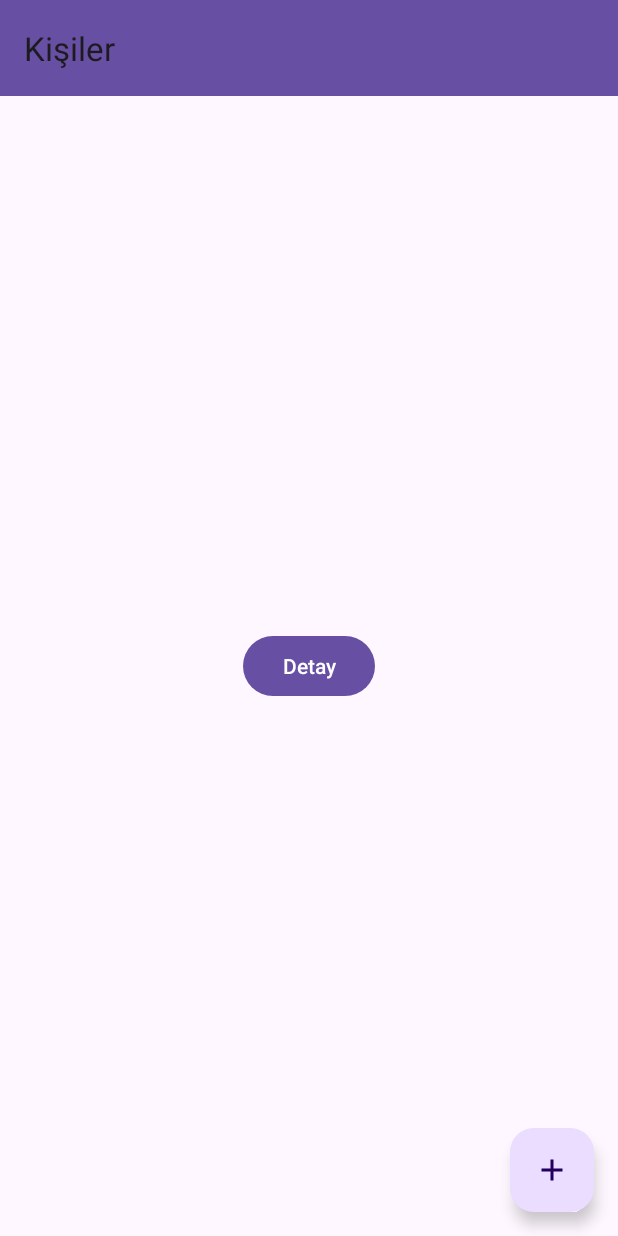
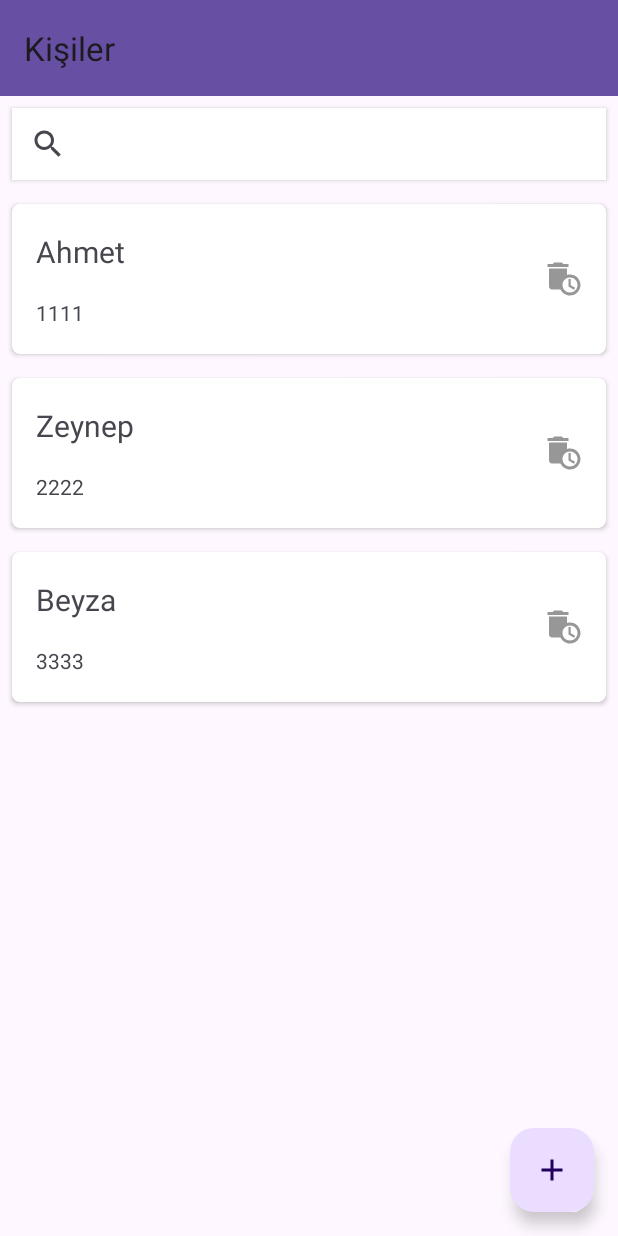
Before and after one commit to BerkeBuyukkopru/Android-Gelistirme-Bootcamp, an Android app: the screen it shows after launch (MainActivity), on a phone screen of 412 x 824 dp. Run offline under Robolectric (Android 15) with nearby library versions, the phone set to English and light mode, and no system bars.

Commit message:
kisiler uygulamasi

```diff
--- a/KisilerUygulamasi/app/src/main/java/com/example/kisileruygulamasi/MainActivity.kt
+++ b/KisilerUygulamasi/app/src/main/java/com/example/kisileruygulamasi/MainActivity.kt
@@ -9,9 +9,6 @@ import androidx.core.view.WindowInsetsCompat
 class MainActivity : AppCompatActivity() {
     override fun onCreate(savedInstanceState: Bundle?) {
         super.onCreate(savedInstanceState)
-
-
         setContentView(R.layout.activity_main)
-
     }
 }
--- a/KisilerUygulamasi/app/src/main/java/com/example/kisileruygulamasi/data/entity/Kisiler.kt
+++ b/KisilerUygulamasi/app/src/main/java/com/example/kisileruygulamasi/data/entity/Kisiler.kt
@@ -2,5 +2,7 @@ package com.example.kisileruygulamasi.data.entity
 
 import java.io.Serializable
 
-data class Kisiler (var kisi_id: Int, var kisi_ad: String, var kisi_tel: String): Serializable {
+data class Kisiler(var kisi_id:Int,
+                   var kisi_ad: String,
+                   var kisi_tel: String) : Serializable {
 }
--- /dev/null
+++ b/KisilerUygulamasi/app/src/main/java/com/example/kisileruygulamasi/ui/adapter/KisilerAdapter.kt
@@ -0,0 +1,51 @@
+package com.example.kisileruygulamasi.ui.adapter
+
+import android.content.Context
+import android.util.Log
+import android.view.LayoutInflater
+import android.view.ViewGroup
+import androidx.navigation.Navigation
+import androidx.recyclerview.widget.RecyclerView
+import com.example.kisileruygulamasi.data.entity.Kisiler
+import com.example.kisileruygulamasi.databinding.CardTasarimBinding
+import com.example.kisileruygulamasi.databinding.FragmentAnasayfaBinding
+import com.example.kisileruygulamasi.ui.fragment.AnasayfaFragmentDirections
+import com.google.android.material.snackbar.Snackbar
+
+class KisilerAdapter(var mContext: Context,var kisilerListesi: List<Kisiler>)
+    : RecyclerView.Adapter<KisilerAdapter.CardTasarimTutucu>() {
+
+    inner class CardTasarimTutucu(var tasarim: CardTasarimBinding) : RecyclerView.ViewHolder(tasarim.root)
+
+    override fun onCreateViewHolder(parent: ViewGroup, viewType: Int): CardTasarimTutucu {
+        val tasarim = CardTasarimBinding.inflate(LayoutInflater.from(mContext), parent, false)
+        return CardTasarimTutucu(tasarim)
+    }
+
+    override fun onBindViewHolder(holder: CardTasarimTutucu, position: Int) {
+        val kisi = kisilerListesi.get(position)//0,1,2
+        val t = holder.tasarim
+        t.textViewKisiAd.text = kisi.kisi_ad
+        t.textViewKisiTel.text = kisi.kisi_tel
+
+        t.cardViewSatir.setOnClickListener {
+            val gecis = AnasayfaFragmentDirections.kisiDetayGecis(kisi = kisi)
+            Navigation.findNavController(it).navigate(gecis)
+        }
+
+        t.imageViewSil.setOnClickListener {
+            Snackbar.make(it,"${kisi.kisi_ad} silinsin mi?", Snackbar.LENGTH_SHORT)
+                .setAction("EVET") {
+                    sil(kisi.kisi_id)
+                }.show()
+        }
+    }
+
+    override fun getItemCount(): Int {
+        return kisilerListesi.size
+    }
+
+    fun sil(kisi_id:Int){
+        Log.e("Kişi Sil",kisi_id.toString())
+    }
+}
--- /dev/null
+++ b/KisilerUygulamasi/app/src/main/java/com/example/kisileruygulamasi/ui/fragment/AnasayfaFragment.kt
@@ -0,0 +1,67 @@
+package com.example.kisileruygulamasi.ui.fragment
+
+import android.os.Bundle
+import android.util.Log
+import androidx.fragment.app.Fragment
+import android.view.LayoutInflater
+import android.view.View
+import android.view.ViewGroup
+import android.widget.SearchView
+import androidx.navigation.Navigation
+import androidx.recyclerview.widget.LinearLayoutManager
+import androidx.recyclerview.widget.StaggeredGridLayoutManager
+import com.example.kisileruygulamasi.R
+import com.example.kisileruygulamasi.data.entity.Kisiler
+import com.example.kisileruygulamasi.databinding.FragmentAnasayfaBinding
+import com.example.kisileruygulamasi.ui.adapter.KisilerAdapter
+
+
+class AnasayfaFragment : Fragment() {
+    private lateinit var binding: FragmentAnasayfaBinding
+    override fun onCreateView(
+        inflater: LayoutInflater, container: ViewGroup?,
+        savedInstanceState: Bundle?
+    ): View? {
+        binding = FragmentAnasayfaBinding.inflate(inflater, container, false)
+
+        binding.fab.setOnClickListener {
+            Navigation.findNavController(it).navigate(R.id.kisiKayitGecis)
+        }
+
+        val kisilerListesi = ArrayList<Kisiler>()
+        val k1 = Kisiler(1,"Ahmet","1111")
+        val k2 = Kisiler(2,"Zeynep","2222")
+        val k3 = Kisiler(3,"Beyza","3333")
+        kisilerListesi.add(k1)
+        kisilerListesi.add(k2)
+        kisilerListesi.add(k3)
+
+        val kisilerAdapter = KisilerAdapter(requireContext(),kisilerListesi)
+        binding.kisilerRv.adapter = kisilerAdapter
+
+        binding.kisilerRv.layoutManager = LinearLayoutManager(requireContext())
+
+        binding.searchView.setOnQueryTextListener(object : SearchView.OnQueryTextListener{
+            override fun onQueryTextChange(newText: String): Boolean {//Harf girdikçe ve sildikçe
+                ara(newText)
+                return true
+            }
+
+            override fun onQueryTextSubmit(query: String): Boolean {//Ara buttonuna basılınca
+                ara(query)
+                return true
+            }
+        })
+
+        return binding.root
+    }
+
+    fun ara(aramaKelimesi:String){
+        Log.e("Kişi Ara",aramaKelimesi)
+    }
+
+    override fun onResume() {
+        super.onResume()
+        Log.e("Kişi Anasayfaya","Dönüldü")
+    }
+}
--- /dev/null
+++ b/KisilerUygulamasi/app/src/main/java/com/example/kisileruygulamasi/ui/fragment/KisiDetayFragment.kt
@@ -0,0 +1,40 @@
+package com.example.kisileruygulamasi.ui.fragment
+
+import android.os.Bundle
+import android.util.Log
+import androidx.fragment.app.Fragment
+import android.view.LayoutInflater
+import android.view.View
+import android.view.ViewGroup
+import androidx.navigation.fragment.navArgs
+import com.example.kisileruygulamasi.R
+import com.example.kisileruygulamasi.databinding.FragmentKisiDetayBinding
+
+
+class KisiDetayFragment : Fragment() {
+    private lateinit var binding: FragmentKisiDetayBinding
+    override fun onCreateView(
+        inflater: LayoutInflater, container: ViewGroup?,
+        savedInstanceState: Bundle?
+    ): View? {
+        binding = FragmentKisiDetayBinding.inflate(inflater, container, false)
+
+        val bundle: KisiDetayFragmentArgs by navArgs()
+        val gelenKisi = bundle.kisi
+
+        binding.editTextKisiAd.setText(gelenKisi.kisi_ad)
+        binding.editTextKisiTel.setText(gelenKisi.kisi_tel)
+
+        binding.buttonGuncelle.setOnClickListener {
+            val kisi_ad = binding.editTextKisiAd.text.toString()
+            val kisi_tel = binding.editTextKisiTel.text.toString()
+            guncelle(gelenKisi.kisi_id,kisi_ad,kisi_tel)
+        }
+
+        return binding.root
+    }
+
+    fun guncelle(kisi_id:Int,kisi_ad: String,kisi_tel: String){
+        Log.e("Kişi Güncelle","$kisi_id - $kisi_ad - $kisi_tel")
+    }
+}
--- /dev/null
+++ b/KisilerUygulamasi/app/src/main/java/com/example/kisileruygulamasi/ui/fragment/KisiKayitFragment.kt
@@ -0,0 +1,32 @@
+package com.example.kisileruygulamasi.ui.fragment
+
+import android.os.Bundle
+import android.util.Log
+import androidx.fragment.app.Fragment
+import android.view.LayoutInflater
+import android.view.View
+import android.view.ViewGroup
+import com.example.kisileruygulamasi.R
+import com.example.kisileruygulamasi.databinding.FragmentKisiKayitBinding
+
+class KisiKayitFragment : Fragment() {
+    private lateinit var binding: FragmentKisiKayitBinding
+    override fun onCreateView(
+        inflater: LayoutInflater, container: ViewGroup?,
+        savedInstanceState: Bundle?
+    ): View? {
+        binding = FragmentKisiKayitBinding.inflate(inflater, container, false)
+
+        binding.buttonKaydet.setOnClickListener {
+            val kisi_ad = binding.editTextKisiAd.text.toString()
+            val kisi_tel = binding.editTextKisiTel.text.toString()
+            kaydet(kisi_ad,kisi_tel)
+        }
+
+        return binding.root
+    }
+
+    fun kaydet(kisi_ad: String,kisi_tel: String){
+        Log.e("Kişi Kaydet","$kisi_ad - $kisi_tel")
+    }
+}
--- /dev/null
+++ b/KisilerUygulamasi/app/src/main/res/drawable/sil_resim.xml
@@ -0,0 +1,9 @@
+<vector xmlns:android="http://schemas.android.com/apk/res/android" android:height="24dp" android:tint="#979797" android:viewportHeight="24" android:viewportWidth="24" android:width="24dp">
+
+    <path android:fillColor="@android:color/white" android:pathData="M15,2l-3.5,0l-1,-1l-5,0l-1,1l-3.5,0l0,2l14,0z"/>
+
+    <path android:fillColor="@android:color/white" android:pathData="M16,9c-0.7,0 -1.37,0.1 -2,0.29V5H2v12c0,1.1 0.9,2 2,2h5.68c1.12,2.36 3.53,4 6.32,4c3.87,0 7,-3.13 7,-7C23,12.13 19.87,9 16,9zM16,21c-2.76,0 -5,-2.24 -5,-5s2.24,-5 5,-5s5,2.24 5,5S18.76,21 16,21z"/>
+
+    <path android:fillColor="@android:color/white" android:pathData="M16.5,12l-1.5,0l0,5l3.6,2.1l0.8,-1.2l-2.9,-1.7z"/>
+
+</vector>
--- a/KisilerUygulamasi/app/src/main/res/layout/activity_main.xml
+++ b/KisilerUygulamasi/app/src/main/res/layout/activity_main.xml
@@ -2,13 +2,13 @@
 <androidx.constraintlayout.widget.ConstraintLayout xmlns:android="http://schemas.android.com/apk/res/android"
     xmlns:app="http://schemas.android.com/apk/res-auto"
     xmlns:tools="http://schemas.android.com/tools"
-    android:id="@+id/fab"
+    android:id="@+id/main"
     android:layout_width="match_parent"
     android:layout_height="match_parent"
     tools:context=".MainActivity">
 
     <androidx.fragment.app.FragmentContainerView
-        android:id="@+id/fragmentContainerView2"
+        android:id="@+id/fragmentContainerView"
         android:name="androidx.navigation.fragment.NavHostFragment"
         android:layout_width="0dp"
         android:layout_height="0dp"
--- /dev/null
+++ b/KisilerUygulamasi/app/src/main/res/layout/card_tasarim.xml
@@ -0,0 +1,54 @@
+<?xml version="1.0" encoding="utf-8"?>
+<LinearLayout xmlns:android="http://schemas.android.com/apk/res/android"
+    xmlns:app="http://schemas.android.com/apk/res-auto"
+    xmlns:tools="http://schemas.android.com/tools"
+    android:layout_width="match_parent"
+    android:layout_height="wrap_content"
+    android:orientation="vertical">
+
+    <androidx.cardview.widget.CardView
+        android:id="@+id/cardViewSatir"
+        android:layout_width="match_parent"
+        android:layout_height="100dp"
+        android:layout_margin="8dp"
+        app:cardCornerRadius="5dp">
+
+        <androidx.constraintlayout.widget.ConstraintLayout
+            android:layout_width="match_parent"
+            android:layout_height="match_parent">
+
+            <ImageView
+                android:id="@+id/imageViewSil"
+                android:layout_width="wrap_content"
+                android:layout_height="wrap_content"
+                android:layout_marginEnd="16dp"
+                app:layout_constraintBottom_toBottomOf="parent"
+                app:layout_constraintEnd_toEndOf="parent"
+                app:layout_constraintTop_toTopOf="parent"
+                app:layout_constraintVertical_bias="0.5"
+                app:srcCompat="@drawable/sil_resim" />
+
+            <TextView
+                android:id="@+id/textViewKisiAd"
+                android:layout_width="wrap_content"
+                android:layout_height="wrap_content"
+                android:layout_marginStart="16dp"
+                android:text="TextView"
+                android:textSize="20sp"
+                app:layout_constraintBottom_toTopOf="@+id/textViewKisiTel"
+                app:layout_constraintStart_toStartOf="parent"
+                app:layout_constraintTop_toTopOf="parent" />
+
+            <TextView
+                android:id="@+id/textViewKisiTel"
+                android:layout_width="wrap_content"
+                android:layout_height="wrap_content"
+                android:layout_marginStart="16dp"
+                android:text="TextView"
+                app:layout_constraintBottom_toBottomOf="parent"
+                app:layout_constraintStart_toStartOf="parent"
+                app:layout_constraintTop_toBottomOf="@+id/textViewKisiAd" />
+
+        </androidx.constraintlayout.widget.ConstraintLayout>
+    </androidx.cardview.widget.CardView>
+</LinearLayout>
--- /dev/null
+++ b/KisilerUygulamasi/app/src/main/res/layout/fragment_anasayfa.xml
@@ -0,0 +1,57 @@
+<?xml version="1.0" encoding="utf-8"?>
+<androidx.constraintlayout.widget.ConstraintLayout xmlns:android="http://schemas.android.com/apk/res/android"
+    xmlns:app="http://schemas.android.com/apk/res-auto"
+    xmlns:tools="http://schemas.android.com/tools"
+    android:layout_width="match_parent"
+    android:layout_height="match_parent"
+    tools:context=".ui.fragment.AnasayfaFragment">
+
+    <androidx.appcompat.widget.Toolbar
+        android:id="@+id/toolbarAnasayfa"
+        android:layout_width="0dp"
+        android:layout_height="wrap_content"
+        android:background="?attr/colorPrimary"
+        android:minHeight="?attr/actionBarSize"
+        android:theme="?attr/actionBarTheme"
+        app:layout_constraintEnd_toEndOf="parent"
+        app:layout_constraintHorizontal_bias="0.5"
+        app:layout_constraintStart_toStartOf="parent"
+        app:layout_constraintTop_toTopOf="parent"
+        app:title="Kişiler" />
+
+    <com.google.android.material.floatingactionbutton.FloatingActionButton
+        android:id="@+id/fab"
+        android:layout_width="wrap_content"
+        android:layout_height="wrap_content"
+        android:layout_marginEnd="16dp"
+        android:layout_marginBottom="16dp"
+        android:clickable="true"
+        android:src="@drawable/ekle_resim"
+        app:layout_constraintBottom_toBottomOf="parent"
+        app:layout_constraintEnd_toEndOf="parent" />
+
+    <SearchView
+        android:id="@+id/searchView"
+        android:layout_width="0dp"
+        android:layout_height="wrap_content"
+        android:layout_marginStart="8dp"
+        android:layout_marginTop="8dp"
+        android:layout_marginEnd="8dp"
+        android:background="@color/white"
+        android:elevation="2dp"
+        android:queryHint="Ara"
+        app:layout_constraintEnd_toEndOf="parent"
+        app:layout_constraintStart_toStartOf="parent"
+        app:layout_constraintTop_toBottomOf="@+id/toolbarAnasayfa" />
+
+    <androidx.recyclerview.widget.RecyclerView
+        android:id="@+id/kisilerRv"
+        android:layout_width="0dp"
+        android:layout_height="0dp"
+        android:layout_marginTop="8dp"
+        app:layout_constraintBottom_toBottomOf="parent"
+        app:layout_constraintEnd_toEndOf="parent"
+        app:layout_constraintStart_toStartOf="parent"
+        app:layout_constraintTop_toBottomOf="@+id/searchView" />
+
+</androidx.constraintlayout.widget.ConstraintLayout>
--- a/KisilerUygulamasi/app/src/main/res/layout/fragment_kisi_detay.xml
+++ b/KisilerUygulamasi/app/src/main/res/layout/fragment_kisi_detay.xml
@@ -49,7 +49,7 @@
         android:layout_marginStart="32dp"
         android:layout_marginTop="64dp"
         android:layout_marginEnd="32dp"
-        android:text="Güncelle"
+        android:text="GÜNCELLE"
         app:layout_constraintEnd_toEndOf="parent"
         app:layout_constraintStart_toStartOf="parent"
         app:layout_constraintTop_toBottomOf="@+id/textInputLayout2" />
--- a/KisilerUygulamasi/app/src/main/res/layout/fragment_kisi_kayit.xml
+++ b/KisilerUygulamasi/app/src/main/res/layout/fragment_kisi_kayit.xml
@@ -4,10 +4,10 @@
     xmlns:tools="http://schemas.android.com/tools"
     android:layout_width="match_parent"
     android:layout_height="match_parent"
-    tools:context=".ui.fragnment.KisiKayitFragment" >
+    tools:context=".ui.fragment.KisiKayitFragment" >
 
     <androidx.appcompat.widget.Toolbar
-        android:id="@+id/toolbarKayit"
+        android:id="@+id/toolbarKisiKayit"
         android:layout_width="0dp"
         android:layout_height="wrap_content"
         android:background="?attr/colorPrimary"
@@ -28,7 +28,7 @@
         android:layout_marginEnd="32dp"
         app:layout_constraintEnd_toEndOf="parent"
         app:layout_constraintStart_toStartOf="parent"
-        app:layout_constraintTop_toBottomOf="@+id/toolbarKayit">
+        app:layout_constraintTop_toBottomOf="@+id/toolbarKisiKayit">
 
         <com.google.android.material.textfield.TextInputEditText
             android:id="@+id/editTextKisiAd"
@@ -49,7 +49,7 @@
         app:layout_constraintTop_toBottomOf="@+id/textInputLayout">
 
         <com.google.android.material.textfield.TextInputEditText
-            android:id="@+id/editKisiTel"
+            android:id="@+id/editTextKisiTel"
             android:layout_width="match_parent"
             android:layout_height="wrap_content"
             android:hint="Kişi Tel" />
@@ -62,7 +62,7 @@
         android:layout_marginStart="32dp"
         android:layout_marginTop="64dp"
         android:layout_marginEnd="32dp"
-        android:text="Kaydet"
+        android:text="KAYDET"
         app:layout_constraintEnd_toEndOf="parent"
         app:layout_constraintStart_toStartOf="parent"
         app:layout_constraintTop_toBottomOf="@+id/textInputLayout2" />
--- a/KisilerUygulamasi/app/src/main/res/navigation/main_activity_nav.xml
+++ b/KisilerUygulamasi/app/src/main/res/navigation/main_activity_nav.xml
@@ -3,32 +3,32 @@
     xmlns:app="http://schemas.android.com/apk/res-auto"
     xmlns:tools="http://schemas.android.com/tools"
     android:id="@+id/main_activity_nav"
-    app:startDestination="@id/anaSayfaFragment">
+    app:startDestination="@id/anasayfaFragment">
 
     <fragment
-        android:id="@+id/anaSayfaFragment"
-        android:name="com.example.kisileruygulamasi.ui.fragnment.AnaSayfaFragment"
-        android:label="fragment_ana_sayfa"
-        tools:layout="@layout/fragment_ana_sayfa" >
+        android:id="@+id/anasayfaFragment"
+        android:name="com.example.kisileruygulamasi.ui.fragment.AnasayfaFragment"
+        android:label="fragment_anasayfa"
+        tools:layout="@layout/fragment_anasayfa" >
         <action
-            android:id="@+id/anasayfaToKisiKayit"
+            android:id="@+id/kisiDetayGecis"
+            app:destination="@id/kisiDetayFragment" />
+        <action
+            android:id="@+id/kisiKayitGecis"
             app:destination="@id/kisiKayitFragment" />
-        <action
-            android:id="@+id/anasayfaToKisiDetay"
-            app:destination="@id/kisiDetayFragment" />
     </fragment>
     <fragment
-        android:id="@+id/kisiKayitFragment"
-        android:name="com.example.kisileruygulamasi.ui.fragnment.KisiKayitFragment"
-        android:label="fragment_kisi_kayit"
-        tools:layout="@layout/fragment_kisi_kayit" />
-    <fragment
         android:id="@+id/kisiDetayFragment"
-        android:name="com.example.kisileruygulamasi.ui.fragnment.KisiDetayFragment"
+        android:name="com.example.kisileruygulamasi.ui.fragment.KisiDetayFragment"
         android:label="fragment_kisi_detay"
         tools:layout="@layout/fragment_kisi_detay" >
         <argument
             android:name="kisi"
             app:argType="com.example.kisileruygulamasi.data.entity.Kisiler" />
     </fragment>
+    <fragment
+        android:id="@+id/kisiKayitFragment"
+        android:name="com.example.kisileruygulamasi.ui.fragment.KisiKayitFragment"
+        android:label="fragment_kisi_kayit"
+        tools:layout="@layout/fragment_kisi_kayit" />
 </navigation>
--- a/KisilerUygulamasi/build.gradle.kts
+++ b/KisilerUygulamasi/build.gradle.kts
@@ -4,6 +4,7 @@ buildscript{
         classpath("androidx.navigation:navigation-safe-args-gradle-plugin:2.5.3")
     }
 }
+
 plugins {
     alias(libs.plugins.android.application) apply false
     alias(libs.plugins.kotlin.android) apply false
--- a/KisilerUygulamasi/gradle/libs.versions.toml
+++ b/KisilerUygulamasi/gradle/libs.versions.toml
@@ -1,5 +1,5 @@
 [versions]
-agp = "8.9.2"
+agp = "8.9.1"
 kotlin = "2.0.21"
 coreKtx = "1.16.0"
 junit = "4.13.2"
```
Also changed, not shown: KisilerUygulamasi/gradle/wrapper/gradle-wrapper.properties, KisilerUygulamasi/settings.gradle.kts (line endings or trailing spaces).
